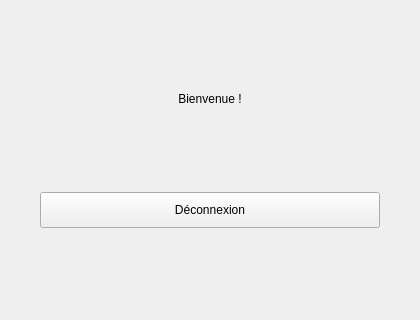
This is TP1/exo2_auth/result.ui in IUT-Beziers/R309-TP01-PyQt6_VENTOSO as Qt 5 draws it before an edit. The edited form follows.
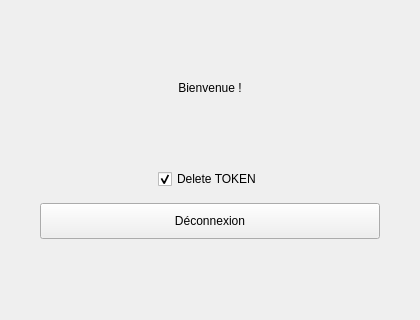
This is the edited form.

Commit message: Exo 2.2 : case à cocher Delete TOKEN dans result.ui

The edit to the form file:
```diff
--- a/TP1/exo2_auth/result.ui
+++ b/TP1/exo2_auth/result.ui
@@ -65,6 +65,19 @@
      </property>
     </spacer>
    </item>
+   <item alignment="Qt::AlignHCenter">
+    <widget class="QCheckBox" name="chkDeleteToken">
+     <property name="cursor">
+      <cursorShape>PointingHandCursor</cursorShape>
+     </property>
+     <property name="text">
+      <string>Delete TOKEN</string>
+     </property>
+     <property name="checked">
+      <bool>true</bool>
+     </property>
+    </widget>
+   </item>
    <item>
     <widget class="QPushButton" name="btnLogout">
      <property name="minimumSize">
```
